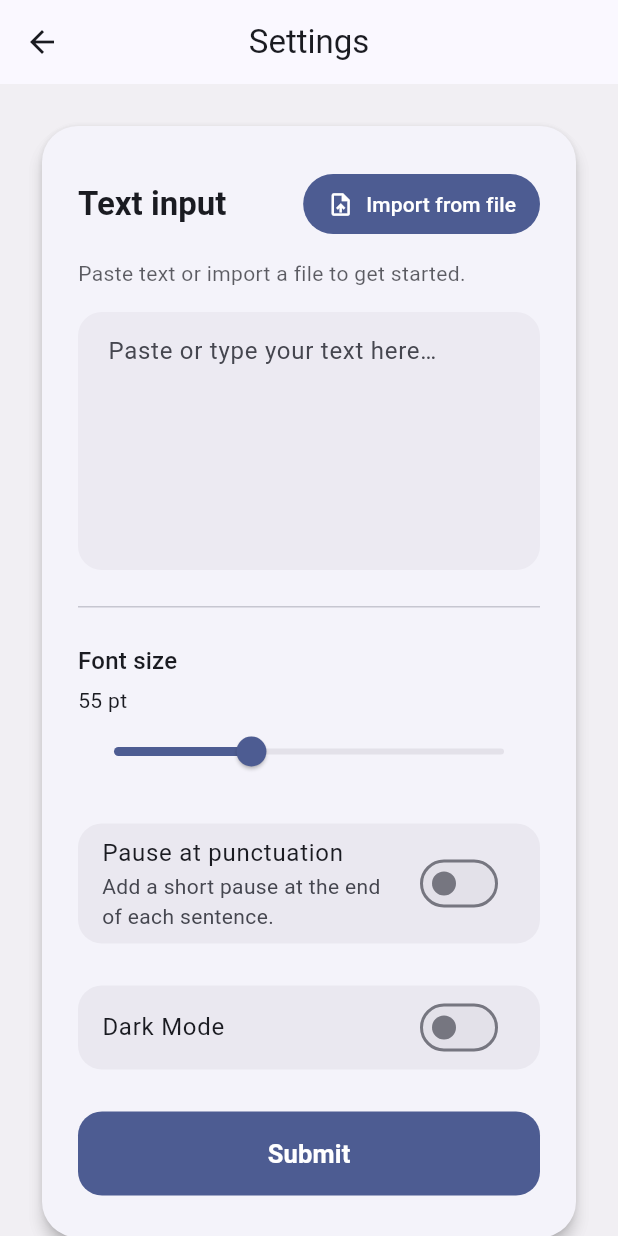
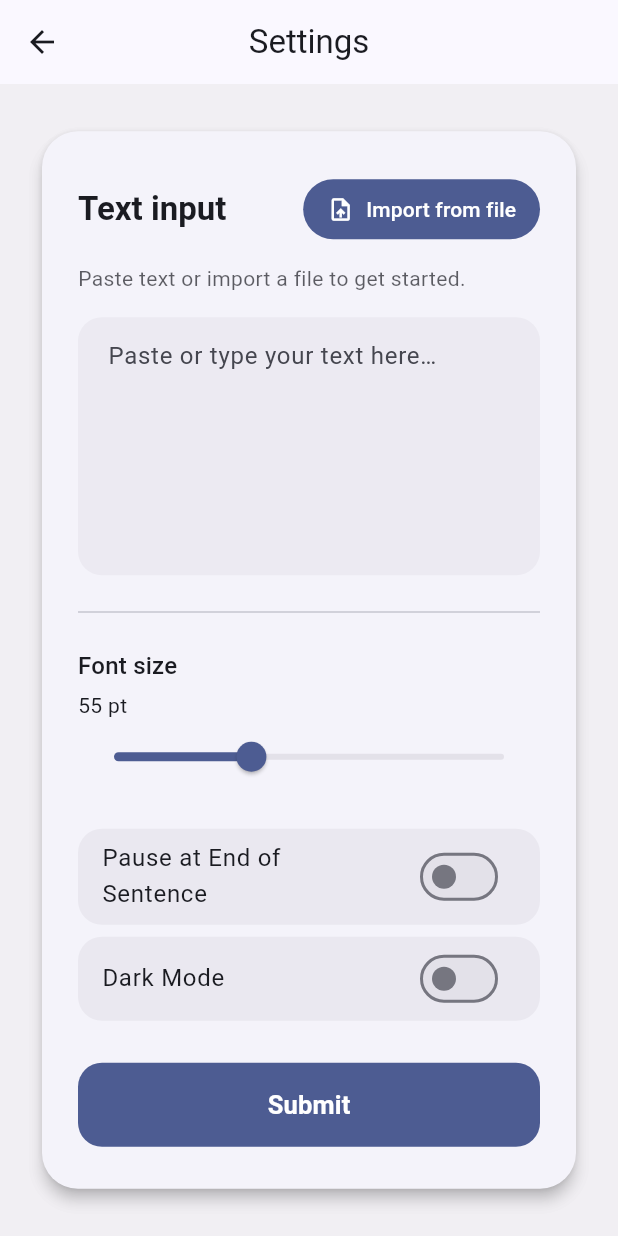
Before and after one commit to AnsonHLau/RSVP-App, a Flutter app: the screen it shows after launch, after a tap on "Play", after a tap on the "settings" icon, on a phone screen of 412 x 824 dp. Run offline on Flutter 3.47's test engine with Material 3 defaults, Android fonts, the phone set to English and light mode, and no system bars; our stand-ins replace file_picker.

Commit message:
Change Settings UI

```diff
--- a/lib/settings.dart
+++ b/lib/settings.dart
@@ -253,10 +253,7 @@ class _SettingsPageState extends State<SettingsPage> {
                         shape: RoundedRectangleBorder(
                           borderRadius: BorderRadius.circular(16),
                         ),
-                        title: const Text('Pause at punctuation'),
-                        subtitle: const Text(
-                          'Add a short pause at the end of each sentence.',
-                        ),
+                        title: const Text('Pause at End of Sentence'),
                         value: _pauseSentence,
                         onChanged: (value) {
                           setState(() => _pauseSentence = value);
@@ -264,7 +261,7 @@ class _SettingsPageState extends State<SettingsPage> {
                       ),
                     ),
 
-                    const SizedBox(height: 28),
+                    const SizedBox(height: 8),
 
                     Container(
                       decoration: BoxDecoration(
```
